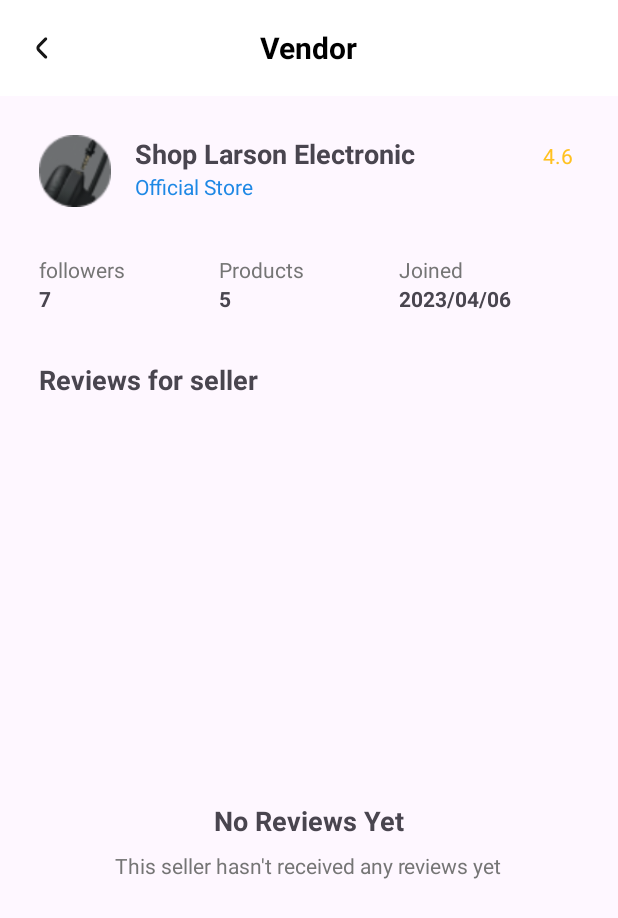
After one commit to EADClickCart/ClickCart-E-commerce, an Android app: the VendorDetailActivity screen opened directly, with no data from a screen before it, on a phone screen of 412 x 824 dp. The commit adds this screen. Shown: the top 918 px of the screen. Run offline under Robolectric (Android 15) with nearby library versions, the light colour scheme and no system bars; network calls fail.

Commit message:
vendor profile view done with vendor reviews viewing

```diff
--- a/app/src/main/AndroidManifest.xml
+++ b/app/src/main/AndroidManifest.xml
@@ -31,6 +31,7 @@
         <activity android:name=".AccountStatusActivity" />
         <activity android:name=".SearchActivity" />
         <activity android:name=".ProductDetailActivity" />
+        <activity android:name=".VendorDetailActivity" />
 
 
     </application>
--- /dev/null
+++ b/app/src/main/java/com/example/clickcart/VendorDetailActivity.kt
@@ -0,0 +1,96 @@
+package com.example.clickcart
+
+import android.os.Bundle
+import android.view.View
+import android.widget.LinearLayout
+import android.widget.Toast
+import androidx.activity.viewModels
+import androidx.appcompat.app.AppCompatActivity
+import androidx.appcompat.widget.Toolbar
+import androidx.lifecycle.lifecycleScope
+import androidx.recyclerview.widget.LinearLayoutManager
+import androidx.recyclerview.widget.RecyclerView
+import com.example.clickcart.adapters.VendorReviewAdapter
+import com.example.clickcart.api.RetrofitClient
+import com.example.clickcart.api.VendorApiService
+import com.example.clickcart.viewmodels.VendorViewModel
+import kotlinx.coroutines.Dispatchers
+import kotlinx.coroutines.launch
+import kotlinx.coroutines.withContext
+
+class VendorDetailActivity : AppCompatActivity() {
+    private lateinit var reviewsRecyclerView: RecyclerView
+    private lateinit var reviewsAdapter: VendorReviewAdapter
+    private lateinit var noReviewsLayout: LinearLayout
+    private val viewModel: VendorViewModel by viewModels()
+    private val vendorApi = RetrofitClient.create().create(VendorApiService::class.java)
+
+    override fun onCreate(savedInstanceState: Bundle?) {
+        super.onCreate(savedInstanceState)
+        setContentView(R.layout.vendor_view)
+
+        setupViews()
+        setupToolbar()
+        setupRecyclerView()
+        observeViewModel()
+
+        val vendorId = intent.getStringExtra("VENDOR_ID") ?: return
+        fetchVendorReviews(vendorId)
+    }
+
+    private fun setupViews() {
+        reviewsRecyclerView = findViewById(R.id.reviewsRecyclerView)
+        noReviewsLayout = findViewById(R.id.noReviewsLayout)
+    }
+
+    private fun setupToolbar() {
+        val toolbar: Toolbar = findViewById(R.id.toolbar)
+        setSupportActionBar(toolbar)
+        supportActionBar?.setDisplayShowTitleEnabled(false)
+        supportActionBar?.setDisplayHomeAsUpEnabled(true)
+        toolbar.setNavigationOnClickListener {
+            onBackPressedDispatcher.onBackPressed()
+        }
+    }
+
+    private fun setupRecyclerView() {
+        reviewsAdapter = VendorReviewAdapter()
+        reviewsRecyclerView.apply {
+            adapter = reviewsAdapter
+            layoutManager = LinearLayoutManager(this@VendorDetailActivity)
+        }
+    }
+
+    private fun observeViewModel() {
+        viewModel.reviews.observe(this) { reviews ->
+            if (reviews.isEmpty()) {
+                reviewsRecyclerView.visibility = View.GONE
+                noReviewsLayout.visibility = View.VISIBLE
+            } else {
+                reviewsRecyclerView.visibility = View.VISIBLE
+                noReviewsLayout.visibility = View.GONE
+                reviewsAdapter.updateReviews(reviews)
+            }
+        }
+    }
+
+    private fun fetchVendorReviews(vendorId: String) {
+        lifecycleScope.launch {
+            try {
+                val response = withContext(Dispatchers.IO) {
+                    vendorApi.getVendorReviews(vendorId)
+                }
+
+                if (response.isSuccessful) {
+                    response.body()?.let { reviews ->
+                        viewModel.setReviews(reviews)
+                    }
+                } else {
+                    Toast.makeText(this@VendorDetailActivity, "Error: ${response.message()}", Toast.LENGTH_SHORT).show()
+                }
+            } catch (e: Exception) {
+                Toast.makeText(this@VendorDetailActivity, "Error fetching reviews: ${e.message}", Toast.LENGTH_SHORT).show()
+            }
+        }
+    }
+}
--- /dev/null
+++ b/app/src/main/java/com/example/clickcart/VendorViewModel.kt
@@ -0,0 +1,15 @@
+package com.example.clickcart.viewmodels
+
+import androidx.lifecycle.LiveData
+import androidx.lifecycle.MutableLiveData
+import androidx.lifecycle.ViewModel
+import com.example.clickcart.models.VendorReview
+
+class VendorViewModel : ViewModel() {
+    private val _reviews = MutableLiveData<List<VendorReview>>()
+    val reviews: LiveData<List<VendorReview>> = _reviews
+
+    fun setReviews(reviews: List<VendorReview>) {
+        _reviews.value = reviews
+    }
+}
--- a/app/src/main/java/com/example/clickcart/api/VendorApiService.kt
+++ b/app/src/main/java/com/example/clickcart/api/VendorApiService.kt
@@ -2,8 +2,11 @@ package com.example.clickcart.api
 
 import com.example.clickcart.data.UserResponse
 import com.example.clickcart.models.VendorRatingResponse
+import com.example.clickcart.models.VendorReview
 import retrofit2.http.GET
 import retrofit2.Call
+import retrofit2.Response
+import retrofit2.http.Header
 import retrofit2.http.Path
 
 interface VendorApiService {
@@ -13,4 +16,9 @@ interface VendorApiService {
 
     @GET("api/vendor-review/{vendorId}/average-rating")
     fun getVendorRating(@Path("vendorId") vendorId: String): Call<VendorRatingResponse>
+
+    @GET("api/vendor-review/{vendorId}")
+    suspend fun getVendorReviews(
+        @Path("vendorId") vendorId: String
+    ): Response<List<VendorReview>>
 }
--- /dev/null
+++ b/app/src/main/res/layout/vendor_view.xml
@@ -0,0 +1,196 @@
+<?xml version="1.0" encoding="utf-8"?>
+<LinearLayout xmlns:android="http://schemas.android.com/apk/res/android"
+    xmlns:app="http://schemas.android.com/apk/res-auto"
+    xmlns:tools="http://schemas.android.com/tools"
+    android:layout_width="match_parent"
+    android:layout_height="match_parent"
+    android:orientation="vertical">
+
+
+    <androidx.appcompat.widget.Toolbar
+        android:id="@+id/toolbar"
+        android:layout_width="match_parent"
+        android:layout_height="?attr/actionBarSize"
+        android:background="@android:color/white"
+        android:elevation="4dp"
+        app:navigationIcon="@drawable/back_arrow">
+
+        <TextView
+            android:layout_width="wrap_content"
+            android:layout_height="wrap_content"
+            android:layout_gravity="center"
+            android:text="Vendor"
+            android:textColor="@color/black"
+            android:textSize="20sp"
+            android:textStyle="bold" />
+
+    </androidx.appcompat.widget.Toolbar>
+
+    <LinearLayout
+        android:layout_width="match_parent"
+        android:layout_height="wrap_content"
+        android:layout_marginTop="10dp"
+        android:layout_marginHorizontal="10dp"
+        android:padding="16dp">
+
+        <ImageView
+            android:id="@+id/shopImage"
+            android:layout_width="48dp"
+            android:layout_height="48dp"
+            android:src="@drawable/vendor_profile_img" />
+
+        <LinearLayout
+            android:layout_width="0dp"
+            android:layout_height="wrap_content"
+            android:layout_marginStart="16dp"
+            android:layout_weight="1"
+            android:orientation="vertical">
+
+            <TextView
+                android:id="@+id/shopName"
+                android:layout_width="wrap_content"
+                android:layout_height="wrap_content"
+                android:text="Shop Larson Electronic"
+                android:textSize="18sp"
+                android:textStyle="bold" />
+
+            <TextView
+                android:id="@+id/officialStore"
+                android:layout_width="wrap_content"
+                android:layout_height="wrap_content"
+                android:text="Official Store"
+                android:textColor="#1E88E5" />
+        </LinearLayout>
+
+        <TextView
+            android:id="@+id/ratingText"
+            android:layout_width="wrap_content"
+            android:layout_height="wrap_content"
+            android:padding="4dp"
+            android:text="4.6"
+            android:textColor="#FFC120" />
+    </LinearLayout>
+
+    <LinearLayout
+        android:layout_width="match_parent"
+        android:layout_height="wrap_content"
+        android:layout_marginHorizontal="10dp"
+        android:padding="16dp">
+
+        <LinearLayout
+            android:layout_width="0dp"
+            android:layout_height="wrap_content"
+            android:layout_weight="1"
+            android:orientation="vertical">
+
+            <TextView
+                android:layout_width="wrap_content"
+                android:layout_height="wrap_content"
+                android:text="followers"
+                android:textColor="#757575" />
+
+            <TextView
+                android:id="@+id/followerCount"
+                android:layout_width="wrap_content"
+                android:layout_height="wrap_content"
+                android:text="@string/sample_number"
+                android:textStyle="bold" />
+        </LinearLayout>
+
+        <LinearLayout
+            android:layout_width="0dp"
+            android:layout_height="wrap_content"
+            android:layout_weight="1"
+            android:orientation="vertical">
+
+            <TextView
+                android:layout_width="wrap_content"
+                android:layout_height="wrap_content"
+                android:text="Products"
+                android:textColor="#757575" />
+
+            <TextView
+                android:id="@+id/productCount"
+                android:layout_width="wrap_content"
+                android:layout_height="wrap_content"
+                android:text="5"
+                android:textStyle="bold" />
+        </LinearLayout>
+
+        <LinearLayout
+            android:layout_width="0dp"
+            android:layout_height="wrap_content"
+            android:layout_weight="1"
+            android:orientation="vertical">
+
+            <TextView
+                android:layout_width="wrap_content"
+                android:layout_height="wrap_content"
+                android:text="Joined"
+                android:textColor="#757575" />
+
+            <TextView
+                android:id="@+id/joinDate"
+                android:layout_width="wrap_content"
+                android:layout_height="wrap_content"
+                android:text="@string/sample_date"
+                android:textStyle="bold" />
+        </LinearLayout>
+    </LinearLayout>
+
+    <TextView
+        android:layout_width="match_parent"
+        android:layout_height="wrap_content"
+        android:layout_marginHorizontal="10dp"
+        android:padding="16dp"
+        android:text="Reviews for seller"
+        android:textSize="18sp"
+        android:textStyle="bold" />
+
+    <FrameLayout
+        android:layout_width="match_parent"
+        android:layout_height="0dp"
+        android:layout_marginHorizontal="10dp"
+        android:layout_weight="1">
+
+        <androidx.recyclerview.widget.RecyclerView
+            android:id="@+id/reviewsRecyclerView"
+            android:layout_width="match_parent"
+            android:layout_height="match_parent"
+            android:visibility="gone"
+            tools:visibility="visible" />
+
+        <LinearLayout
+            android:id="@+id/noReviewsLayout"
+            android:layout_width="match_parent"
+            android:layout_height="wrap_content"
+            android:layout_gravity="center"
+            android:gravity="center"
+            android:orientation="vertical"
+            android:padding="16dp">
+
+<!--            <ImageView-->
+<!--                android:layout_width="100dp"-->
+<!--                android:layout_height="100dp"-->
+<!--                android:src="@drawable/ic_no_reviews" />-->
+
+            <TextView
+                android:layout_width="wrap_content"
+                android:layout_height="wrap_content"
+                android:layout_marginTop="16dp"
+                android:text="No Reviews Yet"
+                android:textSize="18sp"
+                android:textStyle="bold" />
+
+            <TextView
+                android:layout_width="wrap_content"
+                android:layout_height="wrap_content"
+                android:layout_marginTop="8dp"
+                android:text="This seller hasn't received any reviews yet"
+                android:textColor="#757575" />
+
+        </LinearLayout>
+
+    </FrameLayout>
+
+</LinearLayout>
```
Also changed, not shown: app/src/main/java/com/example/clickcart/ProductDetailActivity.kt (+14 -2 lines), app/src/main/java/com/example/clickcart/adapters/VendorReviewAdapter.kt (added, +45 -0 lines), app/src/main/java/com/example/clickcart/models/VendorReview.kt (added, +10 -0 lines), app/src/main/res/layout/vendor_view_item.xml (added, +56 -0 lines), app/src/main/res/drawable/profiles_avatar.png (added).
